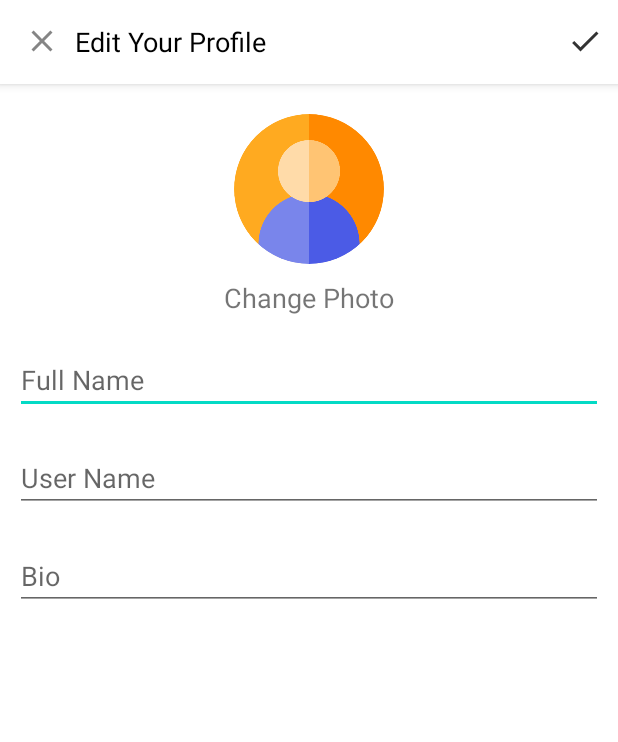
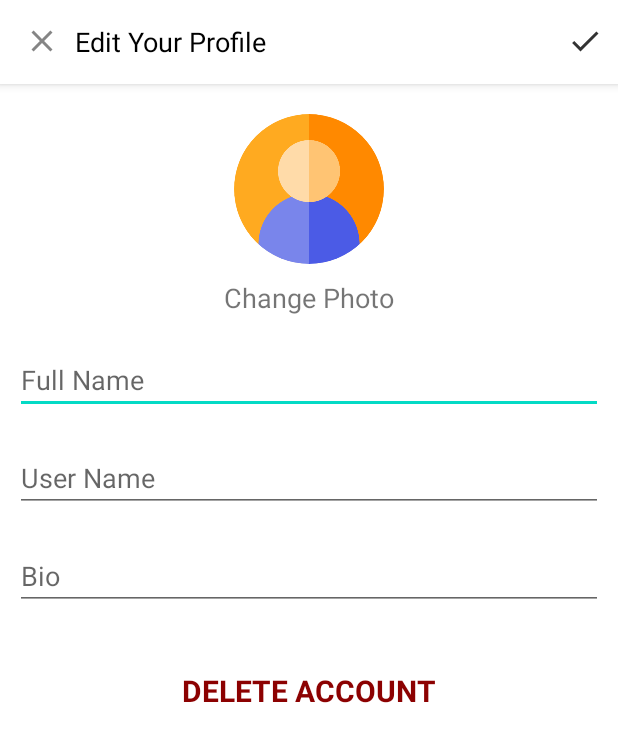
Before and after one commit to HacerYaman/SharePics, an Android app: the EditProfileActivity screen opened directly, with no data from a screen before it, on a phone screen of 412 x 824 dp. Shown: the top 742 px of the screen. Run offline under Robolectric (Android 15) with nearby library versions, the phone set to English and light mode, and no system bars; our stand-ins replace CircleImageView, Firebase (no records; nobody signed in at launch, a user with empty details on screens opened directly), Picasso; plain views replace MaterialEditText; pictures from the network do not load; 4 statements that could not run were skipped.

Commit message:
delete account

```diff
--- a/app/src/main/res/layout/activity_edit_profile.xml
+++ b/app/src/main/res/layout/activity_edit_profile.xml
@@ -121,6 +121,19 @@
 
         </com.rengwuxian.materialedittext.MaterialEditText>
 
+        <TextView
+            android:layout_width="wrap_content"
+            android:layout_height="wrap_content"
+            android:id="@+id/deleteAccount"
+            android:text="DELETE ACCOUNT"
+            android:textColor="#8C0101"
+            android:textStyle="bold"
+            android:textSize="20dp"
+            android:layout_marginTop="40dp"
+            android:layout_gravity="center"
+            >
+        </TextView>
+
     </LinearLayout>
 
 </LinearLayout>
--- a/app/src/main/res/layout/activity_register.xml
+++ b/app/src/main/res/layout/activity_register.xml
@@ -62,6 +62,7 @@
         android:onClick="registerClicked"
         android:text="Regıster"
         android:textColor="@color/black"
+        android:enabled="false"
         />
 
 
@@ -78,7 +79,7 @@
             android:layout_height="wrap_content"
             android:layout_gravity="center"
             android:layout_marginTop="50dp"
-            android:text="By creating an account you have read, acknowledge and agree the Privacy Policy. Click here to read."
+            android:text="Please read, acknowledge and agree the Privacy Policy to create an account. Click here to read and fill the box."
             android:textStyle="italic"
             android:padding="8dp"
             />
@@ -92,6 +93,4 @@
             >
         </CheckBox>
 
-
-
 </LinearLayout>
```
Also changed, not shown: app/src/main/java/com/sharepicinstclonehy/SharePic/EditProfileActivity.java (+36 -0 lines), app/src/main/java/com/sharepicinstclonehy/SharePic/RegisterActivity.java (+30 -27 lines).
